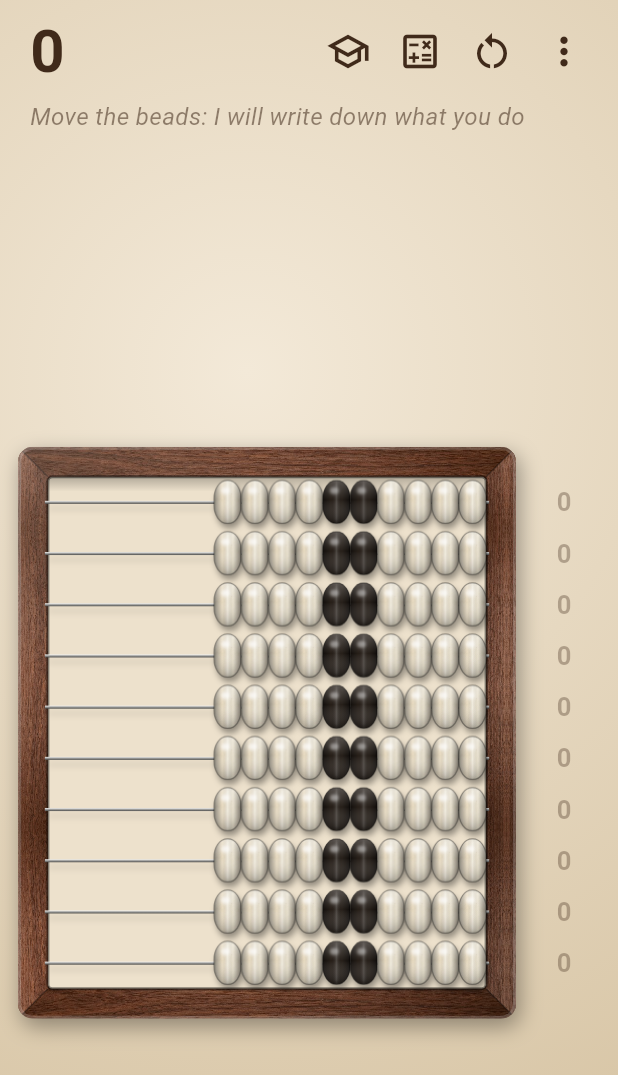
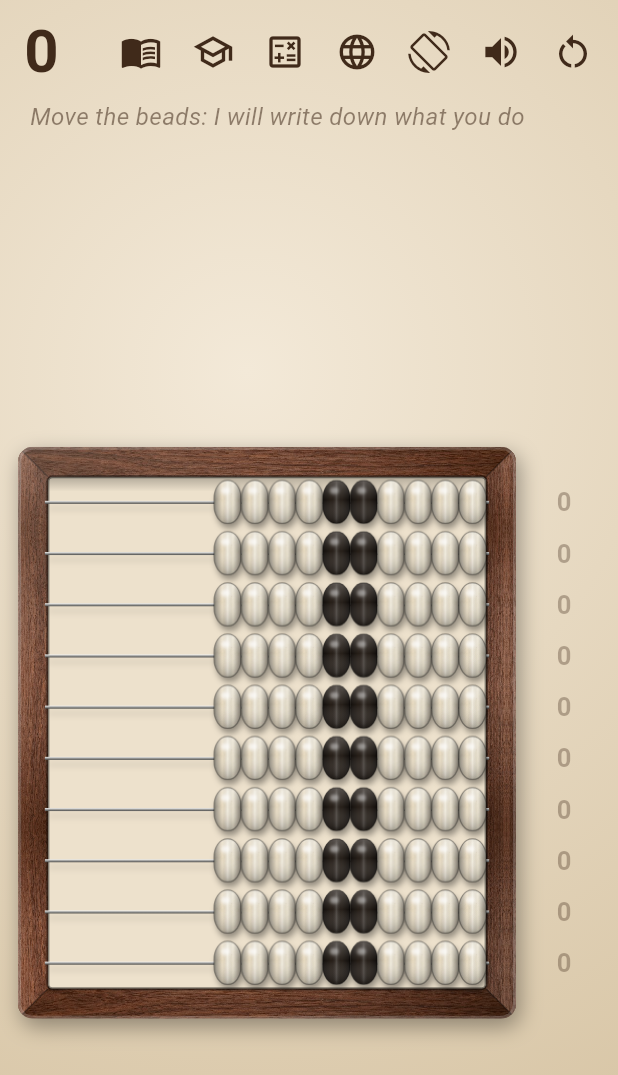
Before and after one commit to mgubko/GoAbacUs, a Flutter app: the screen it shows after launch, on a phone screen of 412 x 824 dp. Shown: the top 1075 px of the screen. Run offline on Flutter 3.47's test engine with Material 3 defaults, Android fonts, the phone set to English and light mode, and no system bars; our stand-ins replace audioplayers, sensors_plus, shared_preferences, vibration.

Commit message:
Tutorial and language as their own toolbar buttons; no hanging sound
- The "⋮" menu is gone: tutorial (book), exercises, example, language
  (globe), tilt, sound and reset are all toolbar buttons. Compact on
  phones so seven fit next to the number, full size from 600 dp wide.
- Opening the tutorial pauses the sounds: the full-screen page stops the
  abacus ticker, so a sliding or spinning sound playing at that moment
  was never faded out and hung on until the child came back.

Co-Authored-By: Claude Opus 5.5 <noreply@anthropic.com>
Claude-Session: https://claude.ai/code/session_0188BuK9UF4QsfXYm7avaRMP

```diff
--- a/lib/main.dart
+++ b/lib/main.dart
@@ -101,7 +101,11 @@ class _AbacusScreenState extends State<AbacusScreen> {
       _controller.clear();
       _tutorialExample = null;
     }
+    // The tutorial covers the abacus and stops its ticker, so nothing would
+    // fade the sliding and spinning sounds out: they would hang on.
+    _controller.sound.setPaused(true);
     final r = await showTutorial(context, page: _tutorialPage);
+    _controller.sound.setPaused(false);
     if (!mounted) return;
     _tutorialPage = r?.page ?? 0;
     final e = r?.example;
@@ -111,17 +115,22 @@ class _AbacusScreenState extends State<AbacusScreen> {
     _controller.play(e);
   }
 
-  Future<void> _menu(_MenuItem item) async {
-    switch (item) {
-      case _MenuItem.tutorial:
-        await _openTutorial();
-      case _MenuItem.language:
-        await showLanguagePicker(context);
-      case _MenuItem.tilt:
-        setState(() => _controller.tiltEnabled = !_controller.tiltEnabled);
-      case _MenuItem.sound:
-        setState(() => _controller.sound.enabled = !_controller.sound.enabled);
-    }
+  /// A toolbar button. Compact, so that all seven fit on a phone next to
+  /// the number; tablets have room to spare.
+  Widget _tool(IconData icon, String tooltip, VoidCallback onPressed) {
+    final wide = MediaQuery.sizeOf(context).width >= 600;
+    return IconButton(
+      tooltip: tooltip,
+      color: const Color(0xFF402A1A),
+      iconSize: wide ? 32 : 28,
+      padding: EdgeInsets.zero,
+      constraints: BoxConstraints(
+        minWidth: wide ? 56 : 40,
+        minHeight: wide ? 56 : 44,
+      ),
+      icon: Icon(icon),
+      onPressed: onPressed,
+    );
   }
 
   @override
@@ -141,7 +150,7 @@ class _AbacusScreenState extends State<AbacusScreen> {
           child: Column(
             children: [
               Padding(
-                padding: const EdgeInsets.fromLTRB(20, 6, 12, 0),
+                padding: const EdgeInsets.fromLTRB(16, 6, 6, 0),
                 child: Row(
                   children: [
                     // The number shrinks to fit, so the buttons always stay
@@ -167,60 +176,47 @@ class _AbacusScreenState extends State<AbacusScreen> {
                         ),
                       ),
                     ),
-                    IconButton(
-                      tooltip: t.exercisesTooltip,
-                      color: ink,
-                      iconSize: 30,
-                      icon: const Icon(Icons.school_outlined),
-                      onPressed: _startExercises,
+                    _tool(
+                      Icons.menu_book_outlined,
+                      t.menuTutorial,
+                      _openTutorial,
                     ),
-                    IconButton(
-                      tooltip: t.playTooltip,
-                      color: ink,
-                      iconSize: 30,
-                      icon: const Icon(Icons.calculate_outlined),
-                      onPressed: _enterExample,
+                    _tool(
+                      Icons.school_outlined,
+                      t.exercisesTooltip,
+                      _startExercises,
                     ),
-                    IconButton(
-                      tooltip: t.resetTooltip,
-                      color: ink,
-                      iconSize: 30,
-                      icon: const Icon(Icons.restart_alt),
-                      onPressed: _controller.clear,
+                    _tool(
+                      Icons.calculate_outlined,
+                      t.playTooltip,
+                      _enterExample,
                     ),
-                    PopupMenuButton<_MenuItem>(
-                      iconColor: ink,
-                      iconSize: 30,
-                      color: const Color(0xFFF6EEE0),
-                      onSelected: _menu,
-                      itemBuilder: (context) => [
-                        PopupMenuItem(
-                          value: _MenuItem.tutorial,
-                          child: ListTile(
-                            leading: const Icon(Icons.menu_book_outlined),
-                            title: Text(t.menuTutorial),
-                          ),
-                        ),
-                        PopupMenuItem(
-                          value: _MenuItem.language,
-                          child: ListTile(
-                            leading: const Icon(Icons.language),
-                            title: Text(t.menuLanguage),
-                          ),
-                        ),
-                        const PopupMenuDivider(),
-                        CheckedPopupMenuItem(
-                          value: _MenuItem.tilt,
-                          checked: _controller.tiltEnabled,
-                          child: Text(t.menuTilt),
-                        ),
-                        CheckedPopupMenuItem(
-                          value: _MenuItem.sound,
-                          checked: _controller.sound.enabled,
-                          child: Text(t.menuSound),
-                        ),
-                      ],
+                    _tool(
+                      Icons.language,
+                      t.menuLanguage,
+                      () => showLanguagePicker(context),
                     ),
+                    _tool(
+                      _controller.tiltEnabled
+                          ? Icons.screen_rotation
+                          : Icons.screen_lock_rotation,
+                      _controller.tiltEnabled ? t.tiltOn : t.tiltOff,
+                      () => setState(
+                        () =>
+                            _controller.tiltEnabled = !_controller.tiltEnabled,
+                      ),
+                    ),
+                    _tool(
+                      _controller.sound.enabled
+                          ? Icons.volume_up
+                          : Icons.volume_off,
+                      _controller.sound.enabled ? t.soundOn : t.soundOff,
+                      () => setState(
+                        () => _controller.sound.enabled =
+                            !_controller.sound.enabled,
+                      ),
+                    ),
+                    _tool(Icons.restart_alt, t.resetTooltip, _controller.clear),
                   ],
                 ),
               ),
@@ -258,5 +254,3 @@ class _AbacusScreenState extends State<AbacusScreen> {
     );
   }
 }
-
-enum _MenuItem { tutorial, language, tilt, sound }
```
